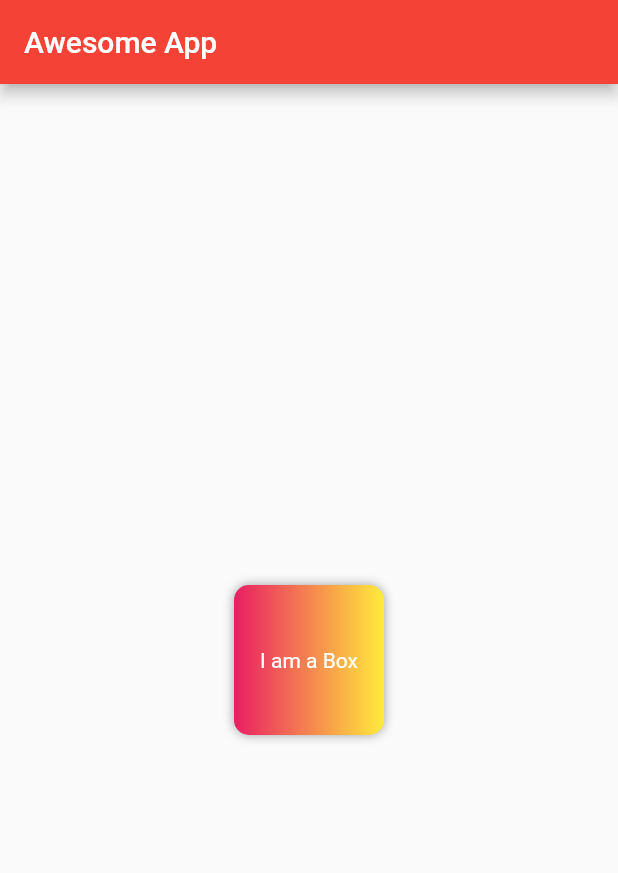
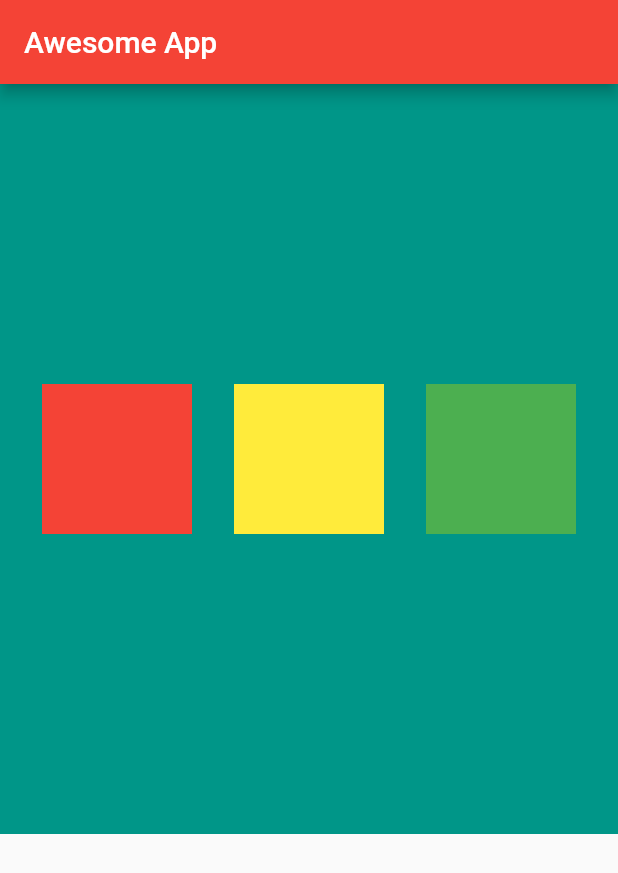
Before and after one commit to yashrajjain726/pawan_learn, a Flutter app: the screen it shows after launch, on a phone screen of 412 x 824 dp. Shown: the top 873 px of the screen. Run offline on Flutter 3.47's test engine with Material 2 defaults, Android fonts, the phone set to English and light mode, and no system bars.

Commit message:
rows and columns

```diff
--- a/lib/main.dart
+++ b/lib/main.dart
@@ -18,26 +18,36 @@ class HomePage extends StatelessWidget {
       appBar: AppBar(
         title: Text("Awesome App"),
       ),
-      body: Center(
-        child: Container(
-            padding: EdgeInsets.all(8.0),
-            alignment: Alignment.center,
-            decoration: BoxDecoration(
+      body: Container(
+        color: Colors.teal,
+        height: 500,
+        child: Row(
+          mainAxisAlignment: MainAxisAlignment.spaceEvenly,
+          crossAxisAlignment: CrossAxisAlignment.center,
+          children: [
+            Container(
+              padding: EdgeInsets.all(8.0),
+              height: 100,
+              width: 100,
               color: Colors.red,
-              borderRadius: BorderRadius.circular(10.0),
-              gradient: LinearGradient(
-                colors: [Colors.pink, Colors.yellow],
-              ),
-              boxShadow: [
-                BoxShadow(color: Colors.grey, blurRadius: 5.0),
-              ],
+              alignment: Alignment.center,
             ),
-            width: 100,
-            height: 100,
-            child: Text(
-              "I am a Box",
-              style: TextStyle(color: Colors.white),
-            )),
+            Container(
+              padding: EdgeInsets.all(8.0),
+              height: 100,
+              width: 100,
+              color: Colors.yellow,
+              alignment: Alignment.center,
+            ),
+            Container(
+              padding: EdgeInsets.all(8.0),
+              height: 100,
+              width: 100,
+              color: Colors.green,
+              alignment: Alignment.center,
+            ),
+          ],
+        ),
       ),
     );
   }
```
